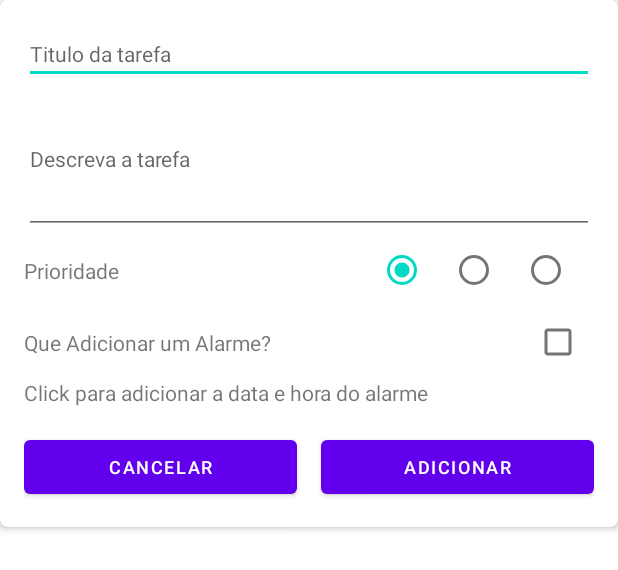
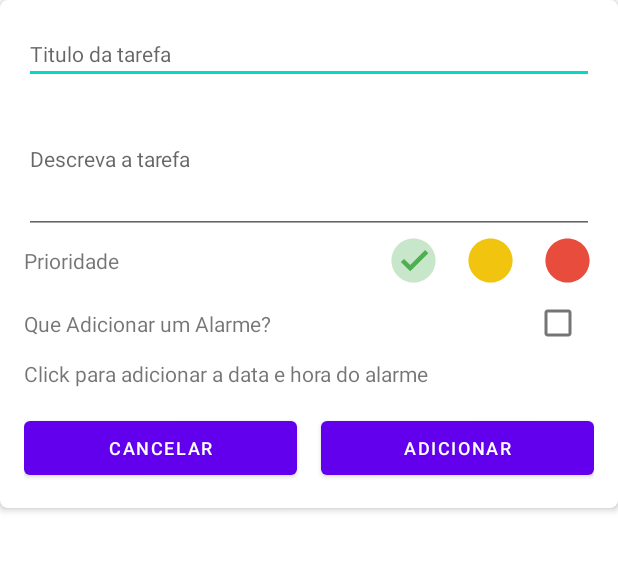
Before and after one commit to quanticheart/BlueList, an Android app: the layout dialog_add_to_do.xml on its own in the app's theme, with its tools: preview values and no code run, on a phone screen of 412 x 824 dp. Shown: the top 570 px of the screen. Run offline under Robolectric (Android 15) with nearby library versions, the phone set to English and light mode, and no system bars.

Commit message:
finish implementation radiogroup style

```diff
--- a/app/src/main/java/com/quanticheart/bluelist/view/fragment/list/dialog/DialogAddToDo.kt
+++ b/app/src/main/java/com/quanticheart/bluelist/view/fragment/list/dialog/DialogAddToDo.kt
@@ -31,8 +31,8 @@ class DialogAddToDo(
         binding.priorityGroup.setCheckedListener {
             priority = when (it) {
                 R.id.low -> 1
-                R.id.medium -> 2
-                R.id.high -> 3
+//                R.id.medium -> 2
+//                R.id.high -> 3
                 else -> 1
             }
         }
--- a/app/src/main/res/layout/dialog_add_to_do.xml
+++ b/app/src/main/res/layout/dialog_add_to_do.xml
@@ -63,20 +63,28 @@
                     app:layout_constraintTop_toTopOf="parent">
 
                     <RadioButton
-                        android:checked="true"
                         android:id="@+id/low"
-                        android:layout_width="wrap_content"
-                        android:layout_height="wrap_content" />
+                        android:layout_width="@dimen/default_radio_button_size"
+                        android:layout_height="@dimen/default_radio_button_size"
+                        android:background="@drawable/selector_radio_button_low"
+                        android:button="@null"
+                        android:checked="true" />
 
                     <RadioButton
                         android:id="@+id/medium"
-                        android:layout_width="wrap_content"
-                        android:layout_height="wrap_content" />
+                        android:layout_width="@dimen/default_radio_button_size"
+                        android:layout_height="@dimen/default_radio_button_size"
+                        android:layout_marginStart="@dimen/default_margin"
+                        android:background="@drawable/selector_radio_button_medium"
+                        android:button="@null" />
 
                     <RadioButton
                         android:id="@+id/high"
-                        android:layout_width="wrap_content"
-                        android:layout_height="wrap_content" />
+                        android:layout_width="@dimen/default_radio_button_size"
+                        android:layout_height="@dimen/default_radio_button_size"
+                        android:layout_marginStart="@dimen/default_margin"
+                        android:background="@drawable/selector_radio_button_high"
+                        android:button="@null" />
 
                 </RadioGroup>
 
--- /dev/null
+++ b/app/src/main/res/values/dimens.xml
@@ -0,0 +1,4 @@
+<?xml version="1.0" encoding="utf-8"?>
+<resources>
+    <dimen name="default_radio_button_size">35dp</dimen>
+</resources>
--- /dev/null
+++ b/core/src/main/res/drawable/ic_high_priority.xml
@@ -0,0 +1,12 @@
+<vector xmlns:android="http://schemas.android.com/apk/res/android"
+    android:width="48dp"
+    android:height="48dp"
+    android:viewportWidth="48"
+    android:viewportHeight="48">
+    <path
+        android:fillColor="@color/priority_color_high"
+        android:pathData="M44,24c0,11.045 -8.955,20 -20,20S4,35.045 4,24S12.955,4 24,4S44,12.955 44,24z" />
+    <path
+        android:fillColor="@color/priority_color_high_strong"
+        android:pathData="M34.586,14.586l-13.57,13.586l-5.602,-5.586l-2.828,2.828l8.434,8.414l16.395,-16.414L34.586,14.586z" />
+</vector>
--- /dev/null
+++ b/core/src/main/res/drawable/ic_high_priority_circle.xml
@@ -0,0 +1,9 @@
+<vector xmlns:android="http://schemas.android.com/apk/res/android"
+    android:width="48dp"
+    android:height="48dp"
+    android:viewportWidth="48"
+    android:viewportHeight="48">
+    <path
+        android:fillColor="@color/priority_color_high"
+        android:pathData="M44,24c0,11.045 -8.955,20 -20,20S4,35.045 4,24S12.955,4 24,4S44,12.955 44,24z" />
+</vector>
--- /dev/null
+++ b/core/src/main/res/drawable/ic_low_priority.xml
@@ -0,0 +1,12 @@
+<vector xmlns:android="http://schemas.android.com/apk/res/android"
+    android:width="48dp"
+    android:height="48dp"
+    android:viewportWidth="48"
+    android:viewportHeight="48">
+    <path
+        android:fillColor="@color/priority_color_low"
+        android:pathData="M44,24c0,11.045 -8.955,20 -20,20S4,35.045 4,24S12.955,4 24,4S44,12.955 44,24z" />
+    <path
+        android:fillColor="@color/priority_color_low_strong"
+        android:pathData="M34.586,14.586l-13.57,13.586l-5.602,-5.586l-2.828,2.828l8.434,8.414l16.395,-16.414L34.586,14.586z" />
+</vector>
--- /dev/null
+++ b/core/src/main/res/drawable/ic_low_priority_circle.xml
@@ -0,0 +1,9 @@
+<vector xmlns:android="http://schemas.android.com/apk/res/android"
+    android:width="48dp"
+    android:height="48dp"
+    android:viewportWidth="48"
+    android:viewportHeight="48">
+    <path
+        android:fillColor="@color/priority_color_low"
+        android:pathData="M44,24c0,11.045 -8.955,20 -20,20S4,35.045 4,24S12.955,4 24,4S44,12.955 44,24z" />
+</vector>
--- /dev/null
+++ b/core/src/main/res/drawable/ic_medium_priority.xml
@@ -0,0 +1,12 @@
+<vector xmlns:android="http://schemas.android.com/apk/res/android"
+    android:width="48dp"
+    android:height="48dp"
+    android:viewportWidth="48"
+    android:viewportHeight="48">
+    <path
+        android:fillColor="@color/priority_color_medium"
+        android:pathData="M44,24c0,11.045 -8.955,20 -20,20S4,35.045 4,24S12.955,4 24,4S44,12.955 44,24z" />
+    <path
+        android:fillColor="@color/priority_color_medium_strong"
+        android:pathData="M34.586,14.586l-13.57,13.586l-5.602,-5.586l-2.828,2.828l8.434,8.414l16.395,-16.414L34.586,14.586z" />
+</vector>
--- /dev/null
+++ b/core/src/main/res/drawable/ic_medium_priority_circle.xml
@@ -0,0 +1,9 @@
+<vector xmlns:android="http://schemas.android.com/apk/res/android"
+    android:width="48dp"
+    android:height="48dp"
+    android:viewportWidth="48"
+    android:viewportHeight="48">
+    <path
+        android:fillColor="@color/priority_color_medium"
+        android:pathData="M44,24c0,11.045 -8.955,20 -20,20S4,35.045 4,24S12.955,4 24,4S44,12.955 44,24z" />
+</vector>
--- /dev/null
+++ b/core/src/main/res/drawable/selector_radio_button_high.xml
@@ -0,0 +1,5 @@
+<?xml version="1.0" encoding="utf-8"?>
+<selector xmlns:android="http://schemas.android.com/apk/res/android">
+    <item android:drawable="@drawable/ic_high_priority" android:state_checked="true" />
+    <item android:drawable="@drawable/ic_high_priority_circle" android:state_checked="false" />
+</selector>
--- /dev/null
+++ b/core/src/main/res/drawable/selector_radio_button_low.xml
@@ -0,0 +1,5 @@
+<?xml version="1.0" encoding="utf-8"?>
+<selector xmlns:android="http://schemas.android.com/apk/res/android" >
+    <item android:state_checked="true" android:drawable="@drawable/ic_low_priority" />
+    <item android:state_checked="false" android:drawable="@drawable/ic_low_priority_circle" />
+</selector>
--- /dev/null
+++ b/core/src/main/res/drawable/selector_radio_button_medium.xml
@@ -0,0 +1,5 @@
+<?xml version="1.0" encoding="utf-8"?>
+<selector xmlns:android="http://schemas.android.com/apk/res/android" >
+    <item android:state_checked="true" android:drawable="@drawable/ic_medium_priority" />
+    <item android:state_checked="false" android:drawable="@drawable/ic_medium_priority_circle" />
+</selector>
--- a/core/src/main/res/values/colors.xml
+++ b/core/src/main/res/values/colors.xml
@@ -6,4 +6,10 @@
     <color name="teal_700">#FF018786</color>
     <color name="black">#FF000000</color>
     <color name="white">#FFFFFFFF</color>
+    <color name="priority_color_high">#e74c3c</color>
+    <color name="priority_color_high_strong">#c0392b</color>
+    <color name="priority_color_medium">#f1c40f</color>
+    <color name="priority_color_medium_strong">#f39c12</color>
+    <color name="priority_color_low">#c8e6c9</color>
+    <color name="priority_color_low_strong">#4caf50</color>
 </resources>
```
